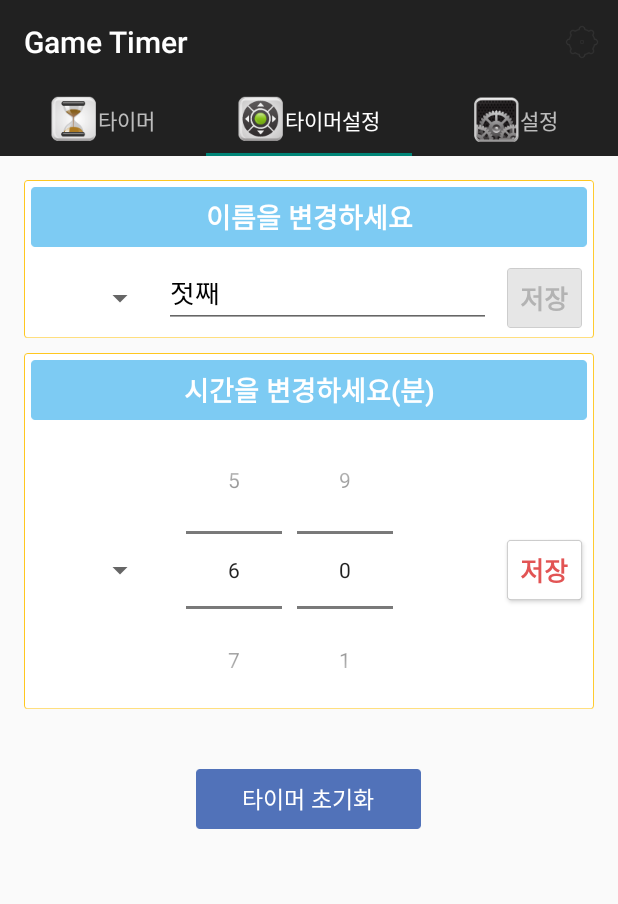
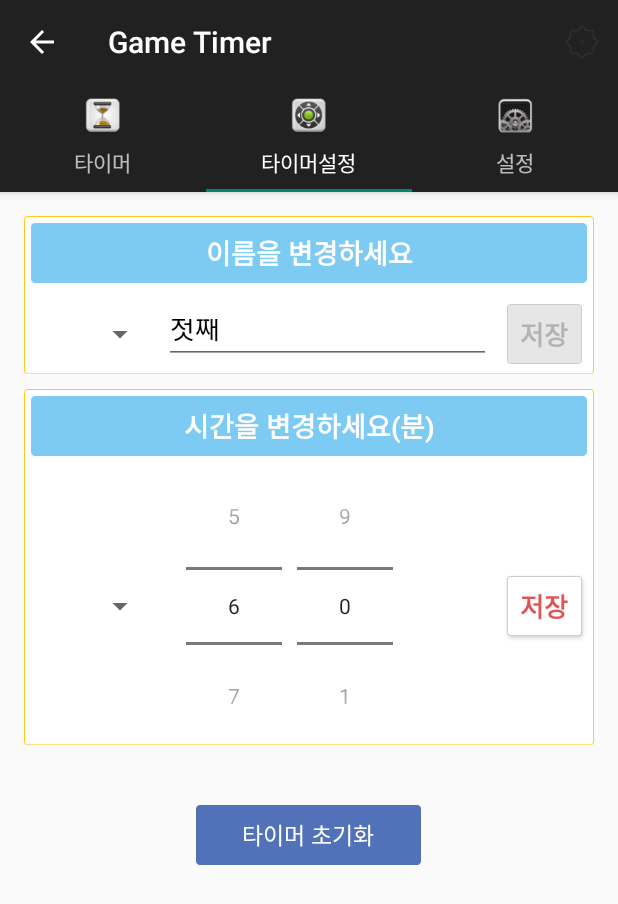
Before and after one commit to JuhoChung/GameTimer, an Android app: the screen it shows after launch (MainActivity), tab 2 chosen, on a phone screen of 412 x 824 dp. Shown: the top 904 px of the screen. Run offline under Robolectric (Android 15) with nearby library versions, the phone set to English and light mode, and no system bars; our stand-ins replace ButterKnife; libraries missing offline, so code that uses them is left out: com.jjoe64.graphview.

Commit message:
Material Design 적용

```diff
--- a/app/src/main/java/com/example/gametimer/app/MainActivity.java
+++ b/app/src/main/java/com/example/gametimer/app/MainActivity.java
@@ -2,7 +2,6 @@ package com.example.gametimer.app;
 
 import android.app.Activity;
 import android.app.AlertDialog;
-import android.app.DatePickerDialog;
 import android.app.Dialog;
 import android.app.Notification;
 import android.app.NotificationManager;
@@ -19,21 +18,28 @@ import android.graphics.drawable.BitmapDrawable;
 import android.graphics.drawable.Drawable;
 import android.net.Uri;
 import android.os.AsyncTask;
+import android.os.Bundle;
 import android.os.Environment;
+import android.os.Handler;
+import android.os.Message;
 import android.os.PowerManager;
 import android.preference.PreferenceManager;
 import android.provider.MediaStore;
+import android.support.design.widget.CoordinatorLayout;
+import android.support.design.widget.Snackbar;
+import android.support.design.widget.TabLayout;
+import android.support.v4.app.Fragment;
 import android.support.v4.app.FragmentManager;
 import android.support.v4.app.FragmentPagerAdapter;
 import android.support.v4.app.FragmentTransaction;
 import android.support.v4.app.NotificationCompat;
 import android.support.v4.util.LruCache;
 import android.support.v4.view.ViewPager;
-import android.support.v7.app.ActionBarActivity;
 import android.support.v7.app.ActionBar;
 import android.support.v7.app.ActionBar.Tab;
-import android.support.v4.app.Fragment;
-import android.os.Bundle;
+import android.support.v7.app.ActionBarActivity;
+import android.support.v7.app.AppCompatActivity;
+import android.support.v7.widget.Toolbar;
 import android.text.Editable;
 import android.text.TextWatcher;
 import android.util.Log;
@@ -44,14 +50,11 @@ import android.view.MenuItem;
 import android.view.MotionEvent;
 import android.view.View;
 import android.view.ViewGroup;
-import android.os.Handler;
-import android.os.Message;
 import android.view.inputmethod.InputMethodManager;
 import android.widget.AdapterView;
 import android.widget.ArrayAdapter;
 import android.widget.Button;
 import android.widget.CalendarView;
-import android.widget.DatePicker;
 import android.widget.EditText;
 import android.widget.ImageView;
 import android.widget.LinearLayout;
@@ -73,13 +76,17 @@ import java.sql.SQLException;
 import java.text.DateFormat;
 import java.text.ParseException;
 import java.text.SimpleDateFormat;
+import java.util.ArrayList;
 import java.util.Calendar;
 import java.util.Date;
-import java.util.GregorianCalendar;
+import java.util.List;
 import java.util.Timer;
 import java.util.TimerTask;
 
-public class MainActivity extends ActionBarActivity implements ActionBar.TabListener {
+import butterknife.BindView;
+import butterknife.ButterKnife;
+
+public class MainActivity extends AppCompatActivity {
     // Preference Key
     private static final String[] PREFERENCE_KEY_NAME = { "timer1_name", "timer2_name", "timer3_name" };
     private static final String[] PREFERENCE_KEY_TIMER_TIMEOUT = { "timer1_timeout", "timer2_timeout", "timer3_timeout" };
@@ -119,9 +126,12 @@ public class MainActivity extends ActionBarActivity implements ActionBar.TabList
 
     private static boolean isTimerDataRecovery = false;
 
+    private Toolbar toolbar;
+    private TabLayout tabLayout;
     private static ViewPager mViewPager;
     private static TabsPagerAdapter mPagerAdapter;
-    private ActionBar mActionBar;
+
+    private CoordinatorLayout coordinatorLayout;
 
     private static SharedPreferences mSharedPreferences;
     private static Timer[] mGameTimer;
@@ -189,43 +199,24 @@ public class MainActivity extends ActionBarActivity implements ActionBar.TabList
             e.printStackTrace();
         }
 
+        coordinatorLayout = (CoordinatorLayout) findViewById(R.id.container);
+
+        toolbar = (Toolbar) findViewById(R.id.toolbar);
+        setSupportActionBar(toolbar);
+        getSupportActionBar().setDisplayHomeAsUpEnabled(true);
+
         mViewPager = (ViewPager) findViewById(R.id.main_pager);
-        mPagerAdapter = new TabsPagerAdapter(getSupportFragmentManager());
-
-        mViewPager.setAdapter(mPagerAdapter);
+        setupViewPager(mViewPager);
+
+        tabLayout = (TabLayout) findViewById(R.id.tabs);
+        tabLayout.setupWithViewPager(mViewPager);
+        setupTabIcons();
 
         // Timer 관련 정보 초기화 및 복원
         initTimerName();
         initTimerData();
         initTimerStatus();
         isTimerDataRecovery = true;
-
-        setupTabs();
-        //if (savedInstanceState == null) {
-        //    getSupportFragmentManager().beginTransaction()
-        //            .add(R.id.container, new PlaceholderFragment())
-        //            .commit();
-        //}
-
-        /**
-         * On Swiping The ViewPager Make Respective Tab Selected
-         */
-        mViewPager.setOnPageChangeListener(new ViewPager.OnPageChangeListener() {
-            @Override
-            public void onPageScrolled(int position, float positionOffset, int positionOffsetPixels) {
-
-            }
-
-            @Override
-            public void onPageSelected(int position) {
-                mActionBar.setSelectedNavigationItem(position);
-            }
-
-            @Override
-            public void onPageScrollStateChanged(int state) {
-
-            }
-        });
     }
 
     @Override
@@ -296,52 +287,27 @@ public class MainActivity extends ActionBarActivity implements ActionBar.TabList
         Toast.makeText(this, getString(R.string.back_press_ignore_msg), Toast.LENGTH_SHORT).show();
     }
 
-    private void setupTabs() {
-        mActionBar = getSupportActionBar();
-        mActionBar.setNavigationMode(ActionBar.NAVIGATION_MODE_TABS);
-        mActionBar.setDisplayShowTitleEnabled(true);
-
-        Tab tab1 = mActionBar
-                .newTab()
-                .setText(R.string.tab1_title)
-                .setIcon(R.drawable.tab1_ico)
-                .setTag(getString(R.string.tab1_tag))
-                .setTabListener(this);
-
-        mActionBar.addTab(tab1);
-
-        Tab tab2 = mActionBar
-                .newTab()
-                .setText(R.string.tab2_title)
-                .setIcon(R.drawable.tab2_ico)
-                .setTag(getString(R.string.tab2_tag))
-                .setTabListener(this);
-
-        mActionBar.addTab(tab2);
-
-        Tab tab3 = mActionBar
-                .newTab()
-                .setText(R.string.tab3_title)
-                .setIcon(R.drawable.tab3_ico)
-                .setTag(getString(R.string.tab3_tag))
-                .setTabListener(this);
-
-        mActionBar.addTab(tab3);
-    }
-
-    @Override
-    public void onTabSelected(Tab tab, FragmentTransaction fragmentTransaction) {
-        mViewPager.setCurrentItem(tab.getPosition());
-    }
-
-    @Override
-    public void onTabUnselected(Tab tab, FragmentTransaction fragmentTransaction) {
-
-    }
-
-    @Override
-    public void onTabReselected(Tab tab, FragmentTransaction fragmentTransaction) {
-
+    private void setupViewPager(ViewPager viewPager) {
+        mPagerAdapter = new TabsPagerAdapter(getSupportFragmentManager());
+        MainTimerFragment fragment = new MainTimerFragment();
+        fragment.setCoordinatorLayout(coordinatorLayout);
+        try {
+            mSmsControlTimer = (SMSControlTimer) fragment;
+        } catch( ClassCastException e ) {
+            Log.d("GameTimer", "TabsPagerAdapter: SMSControlTimer Not Implement" + e.getMessage() );
+            throw new ClassCastException(fragment.toString() + "must implement SMSControlTimer");
+        }
+        mPagerAdapter.addFragment(fragment, getString(R.string.tab1_title));
+        mPagerAdapter.addFragment(new TimerSettingFragment(), getString(R.string.tab2_title));
+        mPagerAdapter.addFragment(new SettingFragment(), getString(R.string.tab3_title));
+
+        viewPager.setAdapter(mPagerAdapter);
+    }
+
+    private void setupTabIcons() {
+        tabLayout.getTabAt(0).setIcon(R.drawable.tab1_ico);
+        tabLayout.getTabAt(1).setIcon(R.drawable.tab2_ico);
+        tabLayout.getTabAt(2).setIcon(R.drawable.tab3_ico);
     }
 
     private void initTimerData() {
@@ -524,36 +490,21 @@ public class MainActivity extends ActionBarActivity implements ActionBar.TabList
      * ViewPager Adapter
      */
     public class TabsPagerAdapter extends FragmentPagerAdapter {
+        private final List<Fragment> mFragmentList = new ArrayList<>();
+        private final List<String> mFragmentTitleList = new ArrayList<>();
+
         public TabsPagerAdapter(FragmentManager fm) {
             super(fm);
         }
 
         @Override
-        public Fragment getItem(int index) {
-            switch( index ) {
-                case 0:
-                    Fragment fragment = new MainTimerFragment();
-                    try {
-                        mSmsControlTimer = (SMSControlTimer) fragment;
-                    } catch( ClassCastException e ) {
-                        Log.d("GameTimer", "TabsPagerAdapter: SMSControlTimer Not Implement" + e.getMessage() );
-                        throw new ClassCastException(fragment.toString() + "must implement SMSControlTimer");
-                    }
-                    return fragment;
-
-                case 1:
-                    return new TimerSettingFragment();
-
-                case 2:
-                    return new SettingFragment();
-            }
-
-            return null;
+        public Fragment getItem(int position) {
+            return mFragmentList.get(position);
         }
 
         @Override
         public int getCount() {
-            return 3;               // Tab 개수
+            return mFragmentList.size();               // Tab 개수
         }
 
         @Override
@@ -569,6 +520,16 @@ public class MainActivity extends ActionBarActivity implements ActionBar.TabList
                 Log.d("GameTimer", "TabsPagerAdapter : " + ((SettingFragment)object).getTag());
                 return POSITION_UNCHANGED;
             }
+        }
+
+        public void addFragment(Fragment fragment, String title) {
+            mFragmentList.add(fragment);
+            mFragmentTitleList.add(title);
+        }
+
+        @Override
+        public CharSequence getPageTitle(int position) {
+            return mFragmentTitleList.get(position);
         }
     }
 
@@ -606,8 +567,13 @@ public class MainActivity extends ActionBarActivity implements ActionBar.TabList
         private View mName2Layout;
         private View mName3Layout;
 
+        private CoordinatorLayout rootLayout;
+
+        @BindView(R.id.photo1)
         private ImageView mPhoto1;
+        @BindView(R.id.photo2)
         private ImageView mPhoto2;
+        @BindView(R.id.photo3)
         private ImageView mPhoto3;
 
         private TextView mName1;
@@ -627,12 +593,17 @@ public class MainActivity extends ActionBarActivity implements ActionBar.TabList
         private TextView mTimer3Curr;
 
         public MainTimerFragment() {
+        }
+
+        public void setCoordinatorLayout(CoordinatorLayout coordinatorLayout) {
+            this.rootLayout = coordinatorLayout;
         }
 
         @Override
         public View onCreateView(LayoutInflater inflater, ViewGroup container, Bundle savedInstanceState) {
             Log.d("GameTimer", "MainTimerFragment onCreateView");
             View rootView = inflater.inflate(R.layout.fragment_main, container, false);
+            ButterKnife.bind(rootView);
 
             initView(rootView);
             initViewTimer();
@@ -654,10 +625,6 @@ public class MainActivity extends ActionBarActivity implements ActionBar.TabList
             mName1Layout = rootView.findViewById(R.id.name1_layout);
             mName2Layout = rootView.findViewById(R.id.name1_layout);
             mName3Layout = rootView.findViewById(R.id.name1_layout);
-
-            mPhoto1 = (ImageView) rootView.findViewById(R.id.photo1);
-            mPhoto2 = (ImageView) rootView.findViewById(R.id.photo2);
-            mPhoto3 = (ImageView) rootView.findViewById(R.id.photo3);
 
             mName1 = (TextView) rootView.findViewById(R.id.name1);
             mName2 = (TextView) rootView.findViewById(R.id.name2);
@@ -754,6 +721,8 @@ public class MainActivity extends ActionBarActivity implements ActionBar.TabList
             switch( v.getId() ) {
                 case R.id.start1:
                     toggleGameTimer(TIMER_INDEX[0]);
+                    Snackbar snackbar = Snackbar.make(getView(), "Start Timer 1", Snackbar.LENGTH_SHORT);
+                    snackbar.show();
                     break;
 
                 case R.id.start2:
@@ -827,7 +796,6 @@ public class MainActivity extends ActionBarActivity implements ActionBar.TabList
                             Message msg = handler.obtainMessage();
                             msg.what = index;
                             handler.sendMessage(msg);
-
                         }
                     };
                 }
--- a/app/src/main/res/layout/activity_main.xml
+++ b/app/src/main/res/layout/activity_main.xml
@@ -1,16 +1,34 @@
-<FrameLayout xmlns:android="http://schemas.android.com/apk/res/android"
+<android.support.design.widget.CoordinatorLayout xmlns:android="http://schemas.android.com/apk/res/android"
+    xmlns:app="http://schemas.android.com/apk/res-auto"
     xmlns:tools="http://schemas.android.com/tools"
     android:id="@+id/container"
     android:layout_width="match_parent"
     android:layout_height="match_parent"
-    tools:context=".MainActivity"
-    tools:ignore="MergeRootFrame" >
+    tools:context=".MainActivity">
+
+    <android.support.design.widget.AppBarLayout
+        android:layout_width="match_parent"
+        android:layout_height="wrap_content"
+        android:theme="@style/ThemeOverlay.AppCompat.Dark.ActionBar">
+
+        <android.support.v7.widget.Toolbar
+            android:id="@+id/toolbar"
+            android:layout_width="match_parent"
+            android:layout_height="?attr/actionBarSize"
+            app:layout_scrollFlags="scroll|enterAlways"
+            app:popupTheme="@style/ThemeOverlay.AppCompat.Light"/>
+
+        <android.support.design.widget.TabLayout
+            android:id="@+id/tabs"
+            android:layout_width="match_parent"
+            android:layout_height="wrap_content"
+            app:tabMode="fixed"
+            app:tabGravity="fill"/>
+    </android.support.design.widget.AppBarLayout>
 
     <android.support.v4.view.ViewPager
-        xmlns:android="http://schemas.android.com/apk/res/android"
         android:id="@+id/main_pager"
         android:layout_width="match_parent"
         android:layout_height="match_parent"
-    />
-
-</FrameLayout>
+        app:layout_behavior="@string/appbar_scrolling_view_behavior"/>
+</android.support.design.widget.CoordinatorLayout>
--- a/app/src/main/res/values/styles.xml
+++ b/app/src/main/res/values/styles.xml
@@ -1,12 +1,22 @@
 <resources xmlns:tools="http://schemas.android.com/tools">
 
     <!-- Base application theme. -->
-    <style name="AppTheme" parent="Theme.AppCompat.Light.DarkActionBar">
+    <style name="AppTheme" parent="MyMaterialTheme.Base">
         <!-- Customize your theme here. -->
-        <item name="android:actionBarStyle">@style/MyActionBar</item>
-        <item name="android:actionBarTabStyle">@style/MyActionBarTab</item>
+        <item name="android:windowContentTransitions">true</item>
+        <item name="android:windowAllowEnterTransitionOverlap">true</item>
+        <item name="android:windowAllowReturnTransitionOverlap">true</item>
+        <item name="android:windowSharedElementEnterTransition">@android:transition/move</item>
+        <item name="android:windowSharedElementExitTransition">@android:transition/move</item>
+    </style>
 
-        <item name="android:actionBarDivider">@null</item>
+    <style name="MyMaterialTheme" parent="MyMaterialTheme.Base">
+
+    </style>
+
+    <style name="MyMaterialTheme.Base" parent="Theme.AppCompat.Light.DarkActionBar">
+        <item name="windowNoTitle">true</item>
+        <item name="windowActionBar">false</item>
     </style>
 
     <style name="MyActionBar" parent="Widget.AppCompat.Light.ActionBar.Solid">
--- a/build.gradle
+++ b/build.gradle
@@ -5,7 +5,7 @@ buildscript {
         mavenCentral()
     }
     dependencies {
-        classpath 'com.android.tools.build:gradle:0.12.+'
+        classpath 'com.android.tools.build:gradle:2.1.0'
 
         // NOTE: Do not place your application dependencies here; they belong
         // in the individual module build.gradle files
```
Also changed, not shown: app/build.gradle (+11 -8 lines), gradle/wrapper/gradle-wrapper.properties, 4 other files.
